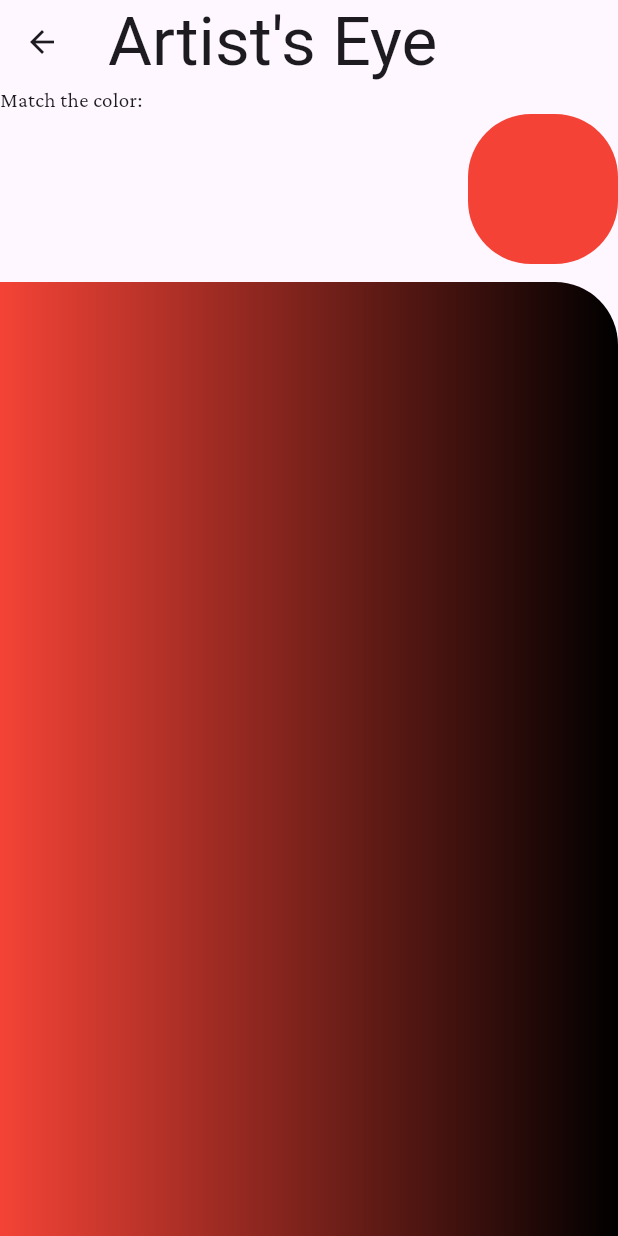
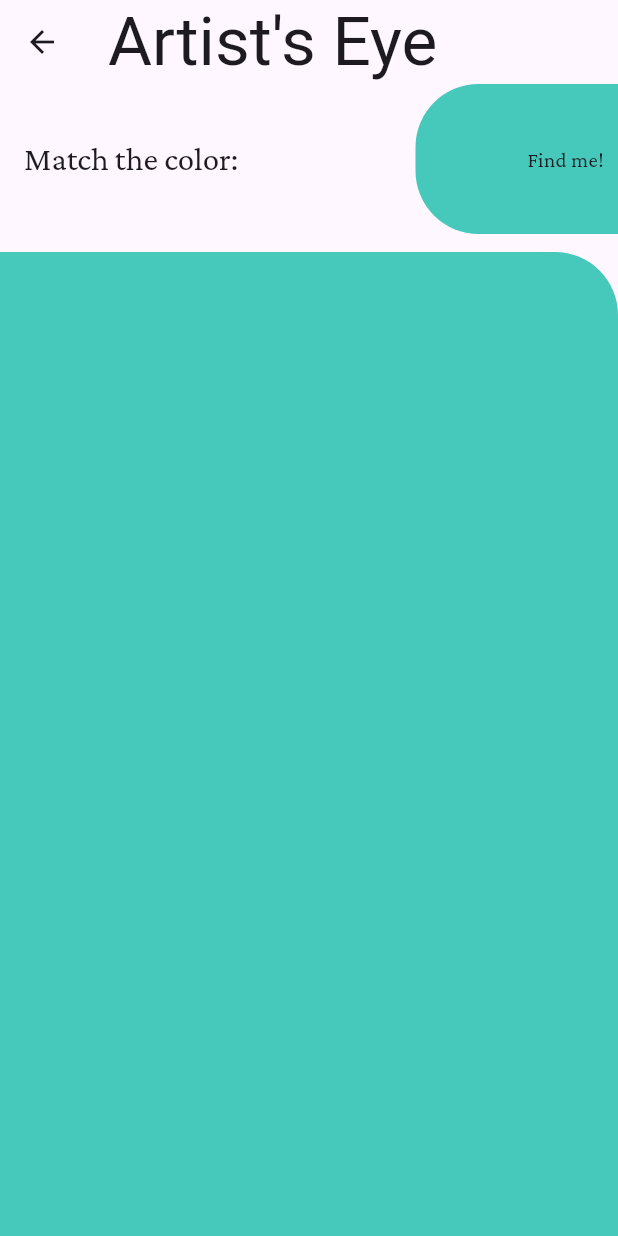
Before and after one commit to MichaelRFairhurst/artists_eye, a Flutter app: the screen it shows after launch, after a tap on "Match Color", on a phone screen of 412 x 824 dp. Run offline on Flutter 3.47's test engine with Material 3 defaults, Android fonts, the light colour scheme and no system bars; our stand-ins replace google_fonts; Roboto replaces fonts that are missing (Alata).

Commit message:
Add basic color wheel to Play screen

```diff
--- a/lib/main.dart
+++ b/lib/main.dart
@@ -1,5 +1,4 @@
 import 'package:artists_eye/src/challenges/routes/challenges_list.dart';
-import 'package:artists_eye/src/play/routes/play.dart';
 import 'package:flutter/material.dart';
 import 'package:google_fonts/google_fonts.dart';
 
@@ -25,9 +24,6 @@ class MyApp extends StatelessWidget {
         ),
       ),
       home: const ChallengesList(),
-      routes: {
-        'play': (context) => const Play(),
-      },
     );
   }
 }
--- a/lib/src/challenges/widgets/challenge_tile.dart
+++ b/lib/src/challenges/widgets/challenge_tile.dart
@@ -47,7 +47,11 @@ class ChallengeTile extends StatelessWidget {
                         PageRouteBuilder(
                           transitionDuration: const Duration(seconds: 1),
                           reverseTransitionDuration: const Duration(seconds: 1),
-                          pageBuilder: (_, __, ___) => Play(),
+                          pageBuilder: (_, __, ___) => Play(
+                            colorLeft: colorLeft,
+                            colorRight: colorRight,
+							isWheel: name == 'Color Wheel',
+                          ),
                         ));
                   },
                   child: Row(
--- a/lib/src/play/routes/play.dart
+++ b/lib/src/play/routes/play.dart
@@ -1,7 +1,18 @@
+import 'package:artists_eye/src/color/widgets/color_wheel.dart';
+import 'package:artists_eye/src/util/widgets/fade_in.dart';
 import 'package:flutter/material.dart';
 
 class Play extends StatelessWidget {
-  const Play({super.key});
+  const Play({
+    required this.colorLeft,
+    required this.colorRight,
+    this.isWheel = false,
+    super.key,
+  });
+
+  final bool isWheel;
+  final Color colorLeft;
+  final Color colorRight;
 
   @override
   Widget build(BuildContext context) {
@@ -13,37 +24,85 @@ class Play extends StatelessWidget {
         crossAxisAlignment: CrossAxisAlignment.stretch,
         verticalDirection: VerticalDirection.up,
         children: [
-          const Text('Match the color:'),
-          Align(
+          Row(
+            children: [
+              const SizedBox(width: 16),
+              Text('Match the color:',
+                  style: Theme.of(context).textTheme.titleLarge),
+              Expanded(
+                child: Align(
                   alignment: Alignment.centerRight,
+                  child: SizedBox(
+                    width: 70,
+                    height: 100,
+                    child: OverflowBox(
+                      minWidth: 200,
+                      maxWidth: 200,
+                      minHeight: 100,
+                      maxHeight: 100,
                       child: Hero(
                         tag: 'findme',
                         child: DecoratedBox(
                           decoration: BoxDecoration(
                             borderRadius: BorderRadius.circular(42),
-                  color: Colors.red,
+                            color: colorRight,
                           ),
-                child: const SizedBox(
+                          child: SizedBox(
                             height: 100,
-                  width: 100,
+                            width: 200,
+                            child: Center(
+                              child: Text('Find me!',
+                                  style:
+                                      Theme.of(context).textTheme.bodyMedium),
                             ),
                           ),
                         ),
                       ),
+                    ),
+                  ),
+                ),
+              ),
+            ],
+          ),
           const SizedBox(height: 12),
-          const Expanded(
+          Expanded(
+            child: Stack(
+              children: [
+                Positioned.fill(
                   child: Hero(
                     tag: 'gradient',
                     child: DecoratedBox(
                       decoration: BoxDecoration(
-                  borderRadius:
-                      BorderRadius.only(topRight: Radius.circular(42.0)),
-                  gradient: LinearGradient(colors: [
-                    Colors.red,
-                    Colors.black,
-                  ]),
+                        borderRadius: const BorderRadius.only(
+                            topRight: Radius.circular(42.0)),
+                        gradient: LinearGradient(
+                          begin: isWheel
+                              ? Alignment.topCenter
+                              : Alignment.centerLeft,
+                          end: isWheel
+                              ? Alignment.bottomCenter
+                              : Alignment.centerRight,
+                          colors: [
+                            if (!isWheel) ...[
+                              colorLeft,
+                              colorRight,
+                            ] else ...[
+                              Colors.grey[200]!,
+                              Colors.grey[100]!,
+                            ],
+                          ],
                         ),
                       ),
+                    ),
+                  ),
+                ),
+                if (isWheel)
+                  const Positioned.fill(
+                    child: FadeIn(
+                      child: ColorWheel(),
+                    ),
+                  ),
+              ],
             ),
           ),
         ].reversed.toList(),
```
Also changed, not shown: lib/src/challenges/routes/challenges_list.dart (+6 -3 lines), lib/src/color/widgets/color_wheel.dart (added, +66 -0 lines), lib/src/util/widgets/fade_in.dart (added, +39 -0 lines). Lines whose indentation alone changed are shown as unchanged.
